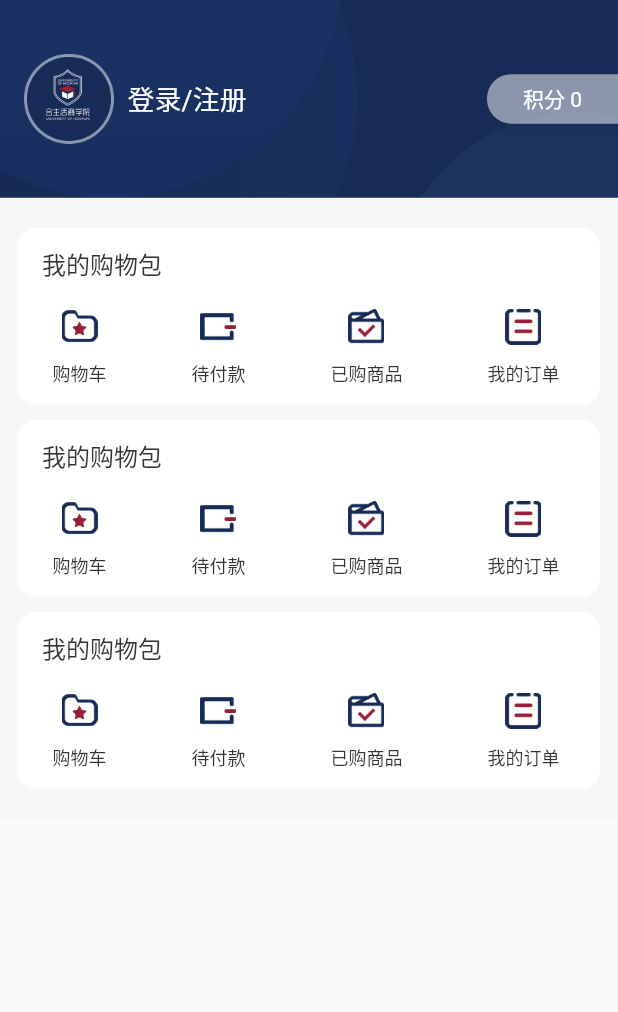
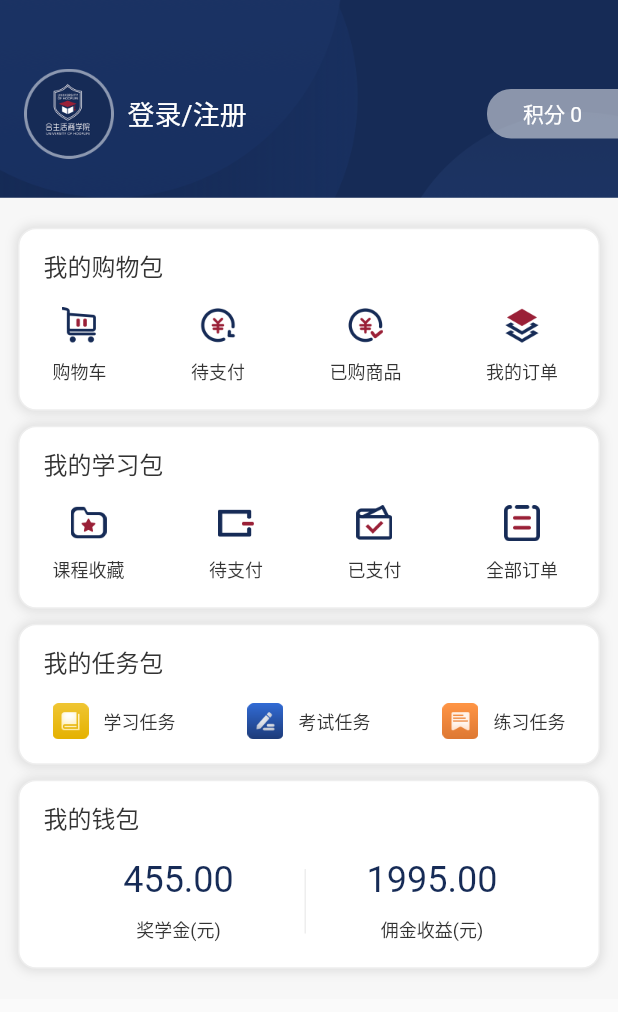
Before and after one commit to songxing10000/myflutter, a Flutter app: the MinePage screen opened by its route, on a phone screen of 412 x 824 dp. Shown: the top 1012 px of the screen. Run offline on Flutter 3.47's test engine with Material 2 defaults, Android fonts, the phone set to English and light mode, and no system bars; missing offline and left inert: extended_tabs; Roboto replaces fonts that are missing (PingFangSC-Medium, PingFangSC-Regular, PingFangSC-Semibold).

Commit message:
我的页面完善

```diff
--- a/lib/MinePage.dart
+++ b/lib/MinePage.dart
@@ -1,105 +1,13 @@
 import 'package:flutter/material.dart';
+import 'MineType1View.dart';
+import 'MineType2View.dart';
+import 'MyWalletView.dart';
 
 class MinePage extends StatelessWidget {
   const MinePage({Key? key}) : super(key: key);
 
   @override
   Widget build(BuildContext context) {
-    /// 购物包
-    var gwbView = Container(
-        padding: EdgeInsets.fromLTRB(16, 12, 16, 12),
-        decoration: BoxDecoration(
-          borderRadius: BorderRadius.circular(12),
-          color: Color(0xFFFFFFFF),
-        ),
-        child: Column(
-          crossAxisAlignment: CrossAxisAlignment.start,
-          children: [
-            Text(
-              '我的购物包',
-              style: TextStyle(
-                  fontFamily: 'PingFangSC-Medium',
-                  fontSize: 16,
-                  color: Color(0xFF333333)),
-            ),
-            SizedBox(
-              height: 18,
-            ),
-            Row(
-              children: [
-                SizedBox(
-                  width: 7,
-                ),
-                Column(
-                  children: [
-                    Image.asset('images/收藏.png'),
-                    SizedBox(
-                      height: 10,
-                    ),
-                    Text(
-                      '购物车',
-                      style: TextStyle(
-                          fontFamily: 'PingFangSC-Regular',
-                          fontSize: 12,
-                          color: Color(0xFF333333)),
-                    ),
-                  ],
-                ),
-                Spacer(),
-                Column(
-                  children: [
-                    Image.asset('images/待支付.png'),
-                    SizedBox(
-                      height: 10,
-                    ),
-                    Text(
-                      '待付款',
-                      style: TextStyle(
-                          fontFamily: 'PingFangSC-Regular',
-                          fontSize: 12,
-                          color: Color(0xFF333333)),
-                    ),
-                  ],
-                ),
-                Spacer(),
-                Column(
-                  children: [
-                    Image.asset('images/支付(1).png'),
-                    SizedBox(
-                      height: 10,
-                    ),
-                    Text(
-                      '已购商品',
-                      style: TextStyle(
-                          fontFamily: 'PingFangSC-Regular',
-                          fontSize: 12,
-                          color: Color(0xFF333333)),
-                    ),
-                  ],
-                ),
-                Spacer(),
-                Column(
-                  children: [
-                    Image.asset('images/全部订单.png'),
-                    SizedBox(
-                      height: 10,
-                    ),
-                    Text(
-                      '我的订单',
-                      style: TextStyle(
-                          fontFamily: 'PingFangSC-Regular',
-                          fontSize: 12,
-                          color: Color(0xFF333333)),
-                    ),
-                  ],
-                ),
-                SizedBox(
-                  width: 11,
-                )
-              ],
-            )
-          ],
-        ));
     return Scaffold(
         body: SingleChildScrollView(
             child: Container(
@@ -107,14 +15,16 @@ class MinePage extends StatelessWidget {
       child: Column(crossAxisAlignment: CrossAxisAlignment.stretch, // 宽度拉伸
 
           children: [
-            Stack(alignment: Alignment.center, children: [
+            Stack(alignment: Alignment.bottomLeft, children: [
               Image.asset(
                 "images/我的顶部背景.png",
                 fit: BoxFit.cover,
                 width: MediaQuery.of(context).size.width,
                 height: MediaQuery.of(context).size.width * 120.0 / 375.0,
               ),
-              Row(children: [
+              Container(
+                padding: EdgeInsets.fromLTRB(0, 0, 0, 26),
+                child: Row(children: [
                   SizedBox(
                     width: 16,
                   ),
@@ -148,22 +58,78 @@ class MinePage extends StatelessWidget {
                             fontSize: 14,
                             color: Color(0xFFFFFFFF)),
                       )),
-              ])
+                ]),
+              )
             ]),
             Container(
                 color: Color(0xffF7F7F7),
                 padding: EdgeInsets.fromLTRB(12, 20, 12, 20),
                 child: Column(
                   children: [
-                    gwbView,
+                    MineType1View(title: '我的购物包', names: [
+                      '购物车',
+                      '待支付',
+                      '已购商品',
+                      '我的订单'
+                    ], imgNames: [
+                      '我的_购物车',
+                      '我的_待支付',
+                      '我的_已购商品',
+                      '我的_我的订单'
+                    ], callbacks: [
+                      () {},
+                      () {},
+                      () {},
+                      () {},
+                    ]),
                     SizedBox(
                       height: 10,
                     ),
-                    gwbView,
+                    MineType1View(title: '我的学习包', names: [
+                      '课程收藏',
+                      '待支付',
+                      '已支付',
+                      '全部订单'
+                    ], imgNames: [
+                      '收藏',
+                      '待支付',
+                      '支付(1)',
+                      '全部订单'
+                    ], callbacks: [
+                      () {},
+                      () {},
+                      () {},
+                      () {},
+                    ]),
                     SizedBox(
                       height: 10,
                     ),
-                    gwbView,
+                    MineType2View(title: '我的任务包', names: [
+                      '学习任务',
+                      '考试任务',
+                      '练习任务',
+                    ], imgNames: [
+                      '学习任务',
+                      '考试任务',
+                      '练习任务',
+                    ], callbacks: [
+                      () {},
+                      () {},
+                      () {},
+                    ]),
+                    SizedBox(
+                      height: 10,
+                    ),
+                    MyWalletView(title: '我的钱包', names: [
+                      '奖学金(元)',
+                      '佣金收益(元)',
+                    ], amountOfMoneys: [
+                      '455.00',
+                      '1995.00',
+                    ], callbacks: [
+                      () {},
+                      () {},
+                    ]),
                   ],
                 ))
           ]),
--- /dev/null
+++ b/lib/MineType1View.dart
@@ -0,0 +1,91 @@
+import 'dart:math';
+
+import 'package:flutter/material.dart';
+
+class MineType1View extends StatelessWidget {
+  final String title;
+  final List<String> names;
+  final List<String> imgNames;
+  final List<VoidCallback> callbacks;
+  const MineType1View(
+      {Key? key,
+      required this.title,
+      required this.names,
+      required this.imgNames,
+      required this.callbacks})
+      : super(key: key);
+
+  List<Widget> makeRows() {
+    List<Widget> rowViews = [];
+    rowViews.add(SizedBox(
+      width: 6,
+    ));
+    int cnt = min(4, names.length);
+    for (int i = 0; i < cnt; i++) {
+      InkWell well = InkWell(
+        onTap: callbacks[i],
+        child: Column(
+          mainAxisAlignment: MainAxisAlignment.start,
+          children: [
+            Image.asset('images/${imgNames[i]}.png'), // 字符串占位
+            SizedBox(
+              height: 10,
+            ),
+            Text(
+              names[i],
+              style: TextStyle(
+                  fontFamily: 'PingFangSC-Regular',
+                  fontSize: 12,
+                  color: Color(0xFF333333)),
+            ),
+          ],
+        ),
+      );
+      rowViews.add(well);
+      if (i < names.length - 1) {
+        rowViews.add(Spacer());
+      }
+    }
+    rowViews.add(SizedBox(
+      width: 11,
+    ));
+    return rowViews;
+  }
+
+  @override
+  Widget build(BuildContext context) {
+    return Container(
+        padding: EdgeInsets.fromLTRB(16, 12, 16, 16),
+        decoration: BoxDecoration(
+          border: Border.all(
+              color: Color(0xffEEEEEE), //边框颜色
+              width: 1 //边框宽度
+              ),
+          borderRadius: BorderRadius.circular(12), // 圆角
+          color: Colors.white,
+          boxShadow: [
+            BoxShadow(
+              blurRadius: 6, //阴影blur
+              spreadRadius: 1, //阴影offset y
+              color: Color(0x1C000000), //阴影颜色
+            ),
+          ],
+        ),
+        child: Column(
+          crossAxisAlignment: CrossAxisAlignment.start,
+          children: [
+            Text(
+              title,
+              style: TextStyle(
+                  fontFamily: 'PingFangSC-Medium',
+                  fontSize: 16,
+                  color: Color(0xFF333333)),
+            ),
+            SizedBox(
+              height: 16,
+            ),
+            Row(children: makeRows())
+          ],
+        ));
+  }
+}
--- /dev/null
+++ b/lib/MineType2View.dart
@@ -0,0 +1,91 @@
+import 'dart:math';
+
+import 'package:flutter/material.dart';
+
+class MineType2View extends StatelessWidget {
+  final String title;
+  final List<String> names;
+  final List<String> imgNames;
+  final List<VoidCallback> callbacks;
+  const MineType2View(
+      {Key? key,
+      required this.title,
+      required this.names,
+      required this.imgNames,
+      required this.callbacks})
+      : super(key: key);
+
+  List<Widget> makeRows() {
+    List<Widget> rowViews = [];
+    rowViews.add(SizedBox(
+      width: 6,
+    ));
+    int cnt = min(3, names.length);
+    for (int i = 0; i < cnt; i++) {
+      InkWell well = InkWell(
+        onTap: callbacks[i],
+        child: Row(
+          mainAxisAlignment: MainAxisAlignment.start,
+          children: [
+            Image.asset('images/${imgNames[i]}.png'), // 字符串占位
+            SizedBox(
+              width: 10,
+            ),
+            Text(
+              names[i],
+              style: TextStyle(
+                  fontFamily: 'PingFangSC-Regular',
+                  fontSize: 12,
+                  color: Color(0xFF333333)),
+            ),
+          ],
+        ),
+      );
+      rowViews.add(well);
+      if (i < names.length - 1) {
+        rowViews.add(Spacer());
+      }
+    }
+    rowViews.add(SizedBox(
+      width: 6,
+    ));
+    return rowViews;
+  }
+
+  @override
+  Widget build(BuildContext context) {
+    return Container(
+        padding: EdgeInsets.fromLTRB(16, 12, 16, 16),
+        decoration: BoxDecoration(
+          border: Border.all(
+              color: Color(0xffEEEEEE), //边框颜色
+              width: 1 //边框宽度
+              ),
+          borderRadius: BorderRadius.circular(12), // 圆角
+          color: Colors.white,
+          boxShadow: [
+            BoxShadow(
+              blurRadius: 6, //阴影blur
+              spreadRadius: 1, //阴影offset y
+              color: Color(0x1C000000), //阴影颜色
+            ),
+          ],
+        ),
+        child: Column(
+          crossAxisAlignment: CrossAxisAlignment.start,
+          children: [
+            Text(
+              title,
+              style: TextStyle(
+                  fontFamily: 'PingFangSC-Medium',
+                  fontSize: 16,
+                  color: Color(0xFF333333)),
+            ),
+            SizedBox(
+              height: 16,
+            ),
+            Row(children: makeRows())
+          ],
+        ));
+  }
+}
--- /dev/null
+++ b/lib/MyWalletView.dart
@@ -0,0 +1,112 @@
+import 'dart:math';
+
+import 'package:flutter/material.dart';
+
+class MyWalletView extends StatelessWidget {
+  final String title;
+
+  /// 显示
+  final List<String> names;
+
+  /// 金额
+  final List<String> amountOfMoneys;
+  final List<VoidCallback> callbacks;
+  const MyWalletView(
+      {Key? key,
+      required this.title,
+      required this.names,
+      required this.amountOfMoneys,
+      required this.callbacks})
+      : super(key: key);
+
+  List<Widget> makeRows() {
+    List<Widget> rowViews = [];
+    rowViews.add(SizedBox(
+      width: 6,
+    ));
+    int cnt = min(2, names.length);
+    for (int i = 0; i < cnt; i++) {
+      InkWell well = InkWell(
+        onTap: callbacks[i],
+        child: Column(
+          mainAxisAlignment: MainAxisAlignment.start,
+          children: [
+            Text(
+              amountOfMoneys[i],
+              style: TextStyle(
+                  fontFamily: 'PingFangSC-Semibold',
+                  fontSize: 24,
+                  color: Color(0xFF162B56)),
+            ),
+            // 字符串占位
+            SizedBox(
+              height: 10,
+            ),
+
+            Text(
+              names[i],
+              style: TextStyle(
+                  fontFamily: 'PingFangSC-Regular',
+                  fontSize: 12,
+                  color: Color(0xFF333333)),
+            ),
+          ],
+        ),
+      );
+
+      rowViews.add(Expanded(
+        child: well,
+      ));
+      if (i < names.length - 1) {
+        rowViews.add(
+          Container(
+            width: 1,
+            height: 43,
+            color: Color(0xffEEEEEE),
+          ),
+        );
+      }
+    }
+    rowViews.add(SizedBox(
+      width: 11,
+    ));
+    return rowViews;
+  }
+
+  @override
+  Widget build(BuildContext context) {
+    return Container(
+        padding: EdgeInsets.fromLTRB(16, 12, 16, 16),
+        decoration: BoxDecoration(
+          border: Border.all(
+              color: Color(0xffEEEEEE), //边框颜色
+              width: 1 //边框宽度
+              ),
+          borderRadius: BorderRadius.circular(12), // 圆角
+          color: Colors.white,
+          boxShadow: [
+            BoxShadow(
+              blurRadius: 6, //阴影blur
+              spreadRadius: 1, //阴影offset y
+              color: Color(0x1C000000), //阴影颜色
+            ),
+          ],
+        ),
+        child: Column(
+          crossAxisAlignment: CrossAxisAlignment.start,
+          children: [
+            Text(
+              title,
+              style: TextStyle(
+                  fontFamily: 'PingFangSC-Medium',
+                  fontSize: 16,
+                  color: Color(0xFF333333)),
+            ),
+            SizedBox(
+              height: 16,
+            ),
+            Row(children: makeRows())
+          ],
+        ));
+  }
+}
```
Also changed, not shown: images/2.0x/我的_已购商品.png (added), images/2.0x/我的_待支付.png (added), images/2.0x/我的_我的订单.png (added), images/2.0x/我的_购物车.png (added), images/3.0x/我的_已购商品.png (added), images/3.0x/我的_待支付.png (added), images/3.0x/我的_我的订单.png (added), images/3.0x/我的_购物车.png (added), images/我的_已购商品.png (added), images/我的_待支付.png (added), images/我的_我的订单.png (added), images/我的_购物车.png (added). Lines whose indentation alone changed are shown as unchanged.
